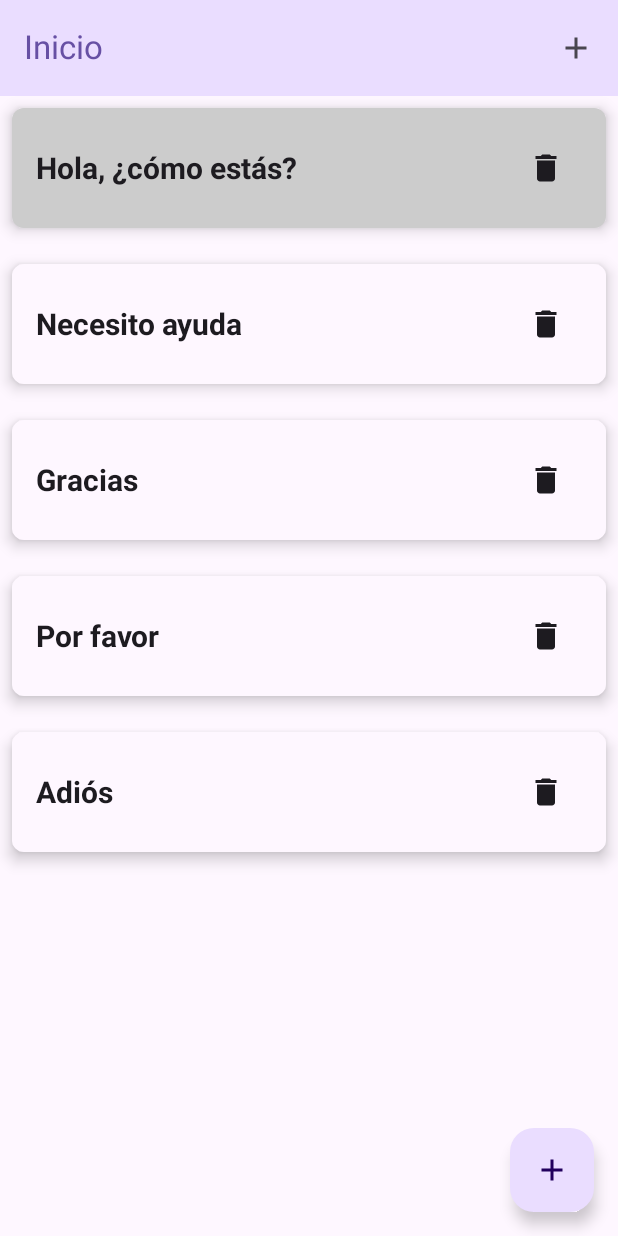
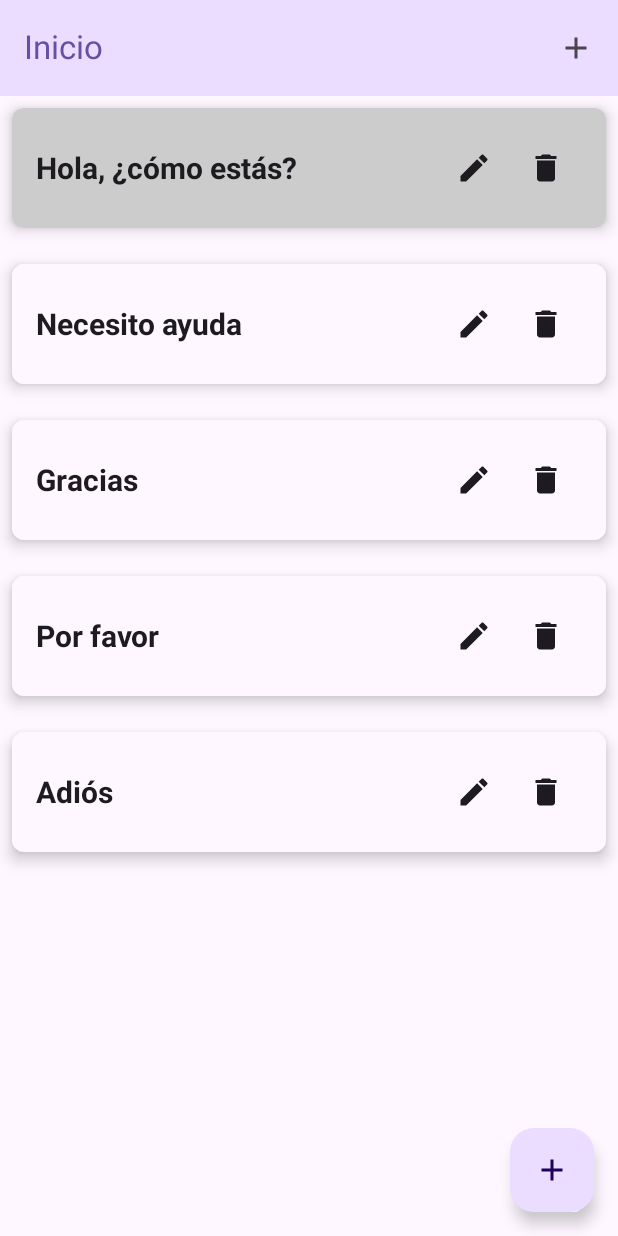
Before and after one commit to MonsterSalas/KotlinApp, an Android app built with Jetpack Compose: the HomeScreen screen opened through its navigation route, after a tap on "Hola, ¿cómo estás?", on a phone screen of 412 x 824 dp. Run offline under Robolectric (Android 15) with nearby library versions, the phone set to English and light mode, and no system bars; our stand-ins replace Firebase (no records; nobody signed in at launch, a user with empty details on screens opened directly), livedata-compose.

Commit message:
Implementacion de editar y borrar texto
Implementacion de editar y borrar texto

```diff
--- a/DuocApp/app/src/main/java/com/example/duocapp/screens/HomeScreen.kt
+++ b/DuocApp/app/src/main/java/com/example/duocapp/screens/HomeScreen.kt
@@ -35,16 +35,20 @@ import androidx.compose.foundation.layout.Arrangement
 import androidx.compose.foundation.layout.Row
 import androidx.compose.foundation.layout.Spacer
 import androidx.compose.foundation.layout.fillMaxWidth
+import androidx.compose.foundation.layout.height
 import androidx.compose.foundation.layout.size
 import androidx.compose.foundation.layout.width
 import androidx.compose.foundation.lazy.itemsIndexed
 import androidx.compose.foundation.shape.CircleShape
 import androidx.compose.foundation.shape.RoundedCornerShape
 import androidx.compose.material.icons.filled.Delete
+import androidx.compose.material.icons.filled.Edit
 import androidx.compose.material3.CardDefaults
 import androidx.compose.material3.CircularProgressIndicator
 import androidx.compose.material3.ElevatedCard
 import androidx.compose.material3.IconButton
+import androidx.compose.material3.TextButton
+import androidx.compose.material3.TextField
 import androidx.compose.material3.TopAppBarDefaults
 import androidx.compose.runtime.LaunchedEffect
 import androidx.compose.ui.Alignment
@@ -69,15 +73,13 @@ fun HomeScreen(navController: NavController, authViewModel: AuthViewModel) {
     val snackbarHostState = remember { SnackbarHostState() }
     val scope = rememberCoroutineScope()
 
-    // Variables para consumir los textos desde Firebase
     var isLoading by remember { mutableStateOf(true) }
     var errorMessage by remember { mutableStateOf<String?>(null) }
     var userTexts by remember { mutableStateOf<List<String>>(emptyList()) }
+    var selectedText by remember { mutableStateOf<String?>(null) }
+    var editingIndex by remember { mutableStateOf(-1) }
+    var editingText by remember { mutableStateOf("") }
 
-    // Variable para almacenar el texto seleccionado actualmente
-    var selectedText by remember { mutableStateOf<String?>(null) }
-
-    // Inicializar Text-to-Speech
     val tts = remember {
         var ttsInstance: TextToSpeech? = null
         ttsInstance = TextToSpeech(context) { status ->
@@ -90,7 +92,6 @@ fun HomeScreen(navController: NavController, authViewModel: AuthViewModel) {
         ttsInstance
     }
 
-    // Lista de textos por defecto
     val defaultTexts = listOf(
         "Hola, ¿cómo estás?",
         "Necesito ayuda",
@@ -99,10 +100,8 @@ fun HomeScreen(navController: NavController, authViewModel: AuthViewModel) {
         "Adiós"
     )
 
-    // Obtener el usuario autenticado
     val currentUser = FirebaseAuth.getInstance().currentUser
 
-    // Cargar textos desde Firebase
     LaunchedEffect(currentUser) {
         if (currentUser != null) {
             val userId = currentUser.uid
@@ -147,7 +146,6 @@ fun HomeScreen(navController: NavController, authViewModel: AuthViewModel) {
                 actions = {
                     IconButton(
                         onClick = {
-                            // Navegar a la pantalla de creación de texto (CreateTextScreen)
                             navController.navigate(Routes.CreateTextScreen)
                         }
                     ) {
@@ -162,7 +160,6 @@ fun HomeScreen(navController: NavController, authViewModel: AuthViewModel) {
         floatingActionButton = {
             FloatingActionButton(
                 onClick = {
-                    // Esto me debe llevar a la pestaña de creación de texto (VozATexto)
                     navController.navigate(Routes.VozATexto)
                 },
                 modifier = Modifier
@@ -191,10 +188,7 @@ fun HomeScreen(navController: NavController, authViewModel: AuthViewModel) {
                 Text(text = errorMessage ?: "Unknown error")
             }
         } else {
-            // Combinar los textos por defecto con los textos del usuario
             val allTexts = defaultTexts + userTexts
-            var editingIndex by remember { mutableStateOf(-1) }
-            var editingText by remember { mutableStateOf("") }
 
             LazyColumn(
                 modifier = Modifier
@@ -205,28 +199,25 @@ fun HomeScreen(navController: NavController, authViewModel: AuthViewModel) {
                 itemsIndexed(allTexts) { index, text ->
                     TextCard(
                         text = text,
-                        isSelected = selectedText == text, // Cambia el estado si es el texto seleccionado
+                        isSelected = selectedText == text,
+                        isEditing = index == editingIndex,
+                        editingText = if (index == editingIndex) editingText else text,
                         onClick = {
                             tts?.speak(text, TextToSpeech.QUEUE_FLUSH, null, null)
-                            selectedText = if (selectedText == text) null else text // Cambia la selección
+                            selectedText = if (selectedText == text) null else text
                         },
                         onDelete = {
-                            // Solo eliminar si el texto no es un texto por defecto
                             if (index >= defaultTexts.size) {
                                 val textToDelete = userTexts[index - defaultTexts.size]
-
-                                // Eliminar el texto de Firebase
                                 val userId = currentUser?.uid
                                 val database = FirebaseDatabase.getInstance()
                                 val ref = database.getReference("users").child(userId!!).child("descriptions")
 
-                                // Encuentra el nodo correspondiente al texto y elimínalo
                                 ref.orderByValue().equalTo(textToDelete).addListenerForSingleValueEvent(object : ValueEventListener {
                                     override fun onDataChange(snapshot: DataSnapshot) {
                                         for (childSnapshot in snapshot.children) {
                                             childSnapshot.ref.removeValue()
                                         }
-                                        // Eliminar el texto de la lista local
                                         userTexts = userTexts.toMutableList().apply {
                                             removeAt(index - defaultTexts.size)
                                         }
@@ -237,8 +228,49 @@ fun HomeScreen(navController: NavController, authViewModel: AuthViewModel) {
                                     }
                                 })
                             }
+                        },
+                        onEdit = {
+                            if (index >= defaultTexts.size) {
+                                editingIndex = index
+                                editingText = text
+                            }
+                        },
+                        onEditingTextChange = { newText ->
+                            editingText = newText
+                        },
+                        onSaveEdit = {
+                            if (index >= defaultTexts.size) {
+                                val userId = currentUser?.uid
+                                val database = FirebaseDatabase.getInstance()
+                                val ref = database.getReference("users").child(userId!!).child("descriptions")
+
+                                ref.orderByValue().equalTo(text).addListenerForSingleValueEvent(object : ValueEventListener {
+                                    override fun onDataChange(snapshot: DataSnapshot) {
+                                        for (childSnapshot in snapshot.children) {
+                                            childSnapshot.ref.setValue(editingText)
+                                        }
+                                        userTexts = userTexts.toMutableList().apply {
+                                            set(index - defaultTexts.size, editingText)
+                                        }
+                                        editingIndex = -1
+                                        editingText = ""
+                                    }
+
+                                    override fun onCancelled(error: DatabaseError) {
+                                        // Manejo de errores
+                                    }
+                                })
+                            }
+                        },
+                        onCancelEdit = {
+                            editingIndex = -1
+                            editingText = ""
                         }
                     )
+                }
+                // Añadir un elemento adicional al final de la lista
+                item {
+                    Spacer(modifier = Modifier.height(80.dp))
                 }
             }
         }
@@ -246,7 +278,18 @@ fun HomeScreen(navController: NavController, authViewModel: AuthViewModel) {
 }
 
 @Composable
-fun TextCard(text: String, isSelected: Boolean, onClick: () -> Unit, onDelete: () -> Unit) {
+fun TextCard(
+    text: String,
+    isSelected: Boolean,
+    isEditing: Boolean,
+    editingText: String,
+    onClick: () -> Unit,
+    onDelete: () -> Unit,
+    onEdit: () -> Unit,
+    onEditingTextChange: (String) -> Unit,
+    onSaveEdit: () -> Unit,
+    onCancelEdit: () -> Unit
+) {
     ElevatedCard(
         colors = CardDefaults.cardColors(
             containerColor = if (isSelected) Color.LightGray else MaterialTheme.colorScheme.surface,
@@ -259,6 +302,24 @@ fun TextCard(text: String, isSelected: Boolean, onClick: () -> Unit, onDelete: (
             .clickable { onClick() }
     ) {
         Column(modifier = Modifier.padding(16.dp)) {
+            if (isEditing) {
+                TextField(
+                    value = editingText,
+                    onValueChange = onEditingTextChange,
+                    modifier = Modifier.fillMaxWidth()
+                )
+                Row(
+                    modifier = Modifier.fillMaxWidth(),
+                    horizontalArrangement = Arrangement.End
+                ) {
+                    TextButton(onClick = onCancelEdit) {
+                        Text("Cancelar")
+                    }
+                    TextButton(onClick = onSaveEdit) {
+                        Text("Guardar")
+                    }
+                }
+            } else {
                 Row(
                     verticalAlignment = Alignment.CenterVertically,
                     horizontalArrangement = Arrangement.SpaceBetween,
@@ -268,9 +329,15 @@ fun TextCard(text: String, isSelected: Boolean, onClick: () -> Unit, onDelete: (
                         text = text,
                         fontWeight = FontWeight.Bold,
                         fontSize = 20.sp,
-                    modifier = Modifier.weight(1f) // Asegura que el texto tenga el mismo espacio
+                        modifier = Modifier.weight(1f)
                     )
-                IconButton(onClick = { onDelete() }) {
+                    IconButton(onClick = onEdit) {
+                        Icon(
+                            imageVector = Icons.Default.Edit,
+                            contentDescription = "Editar texto"
+                        )
+                    }
+                    IconButton(onClick = onDelete) {
                         Icon(
                             imageVector = Icons.Default.Delete,
                             contentDescription = "Eliminar texto"
@@ -280,3 +347,4 @@ fun TextCard(text: String, isSelected: Boolean, onClick: () -> Unit, onDelete: (
             }
         }
     }
+}
```
Lines whose indentation alone changed are shown as unchanged.
